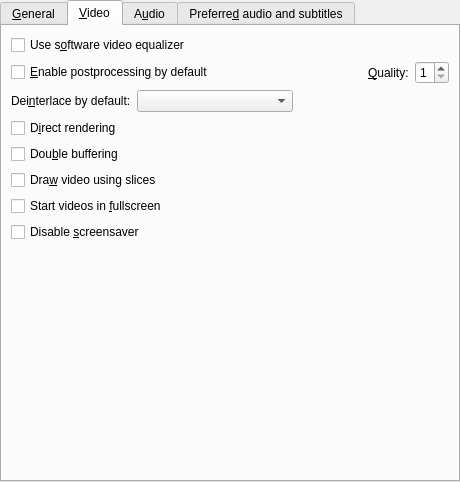
wilbert2000/wzplayer, file src/prefgeneral.ui: the form before one commit.
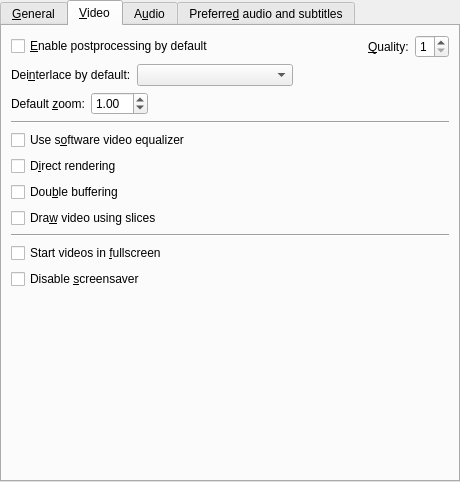
The form after the commit. The open tabs and pages were chosen to show the change. Custom widgets are drawn as their Qt base class.

Commit message: Added an option in Preferences->General->Video to set the default zoom.

```diff
--- a/src/prefgeneral.ui
+++ b/src/prefgeneral.ui
@@ -278,19 +278,6 @@
        <string>&amp;Video</string>
       </attribute>
       <layout class="QVBoxLayout" >
-       <property name="margin" >
-        <number>9</number>
-       </property>
-       <property name="spacing" >
-        <number>6</number>
-       </property>
-       <item>
-        <widget class="QCheckBox" name="eq2_check" >
-         <property name="text" >
-          <string>Use s&amp;oftware video equalizer</string>
-         </property>
-        </widget>
-       </item>
        <item>
         <layout class="QHBoxLayout" >
          <property name="margin" >
@@ -365,9 +352,7 @@
          <item>
           <widget class="QComboBox" name="deinterlace_combo" >
            <property name="sizePolicy" >
-            <sizepolicy>
-             <hsizetype>7</hsizetype>
-             <vsizetype>0</vsizetype>
+            <sizepolicy vsizetype="Fixed" hsizetype="Expanding" >
              <horstretch>0</horstretch>
              <verstretch>0</verstretch>
             </sizepolicy>
@@ -389,6 +374,63 @@
          </item>
         </layout>
        </item>
+       <item>
+        <layout class="QHBoxLayout" >
+         <item>
+          <widget class="QLabel" name="label_8" >
+           <property name="text" >
+            <string>Default &amp;zoom:</string>
+           </property>
+           <property name="buddy" >
+            <cstring>zoom_spin</cstring>
+           </property>
+          </widget>
+         </item>
+         <item>
+          <widget class="QDoubleSpinBox" name="zoom_spin" >
+           <property name="minimum" >
+            <double>0.500000000000000</double>
+           </property>
+           <property name="maximum" >
+            <double>10.000000000000000</double>
+           </property>
+           <property name="singleStep" >
+            <double>0.100000000000000</double>
+           </property>
+           <property name="value" >
+            <double>1.000000000000000</double>
+           </property>
+          </widget>
+         </item>
+         <item>
+          <spacer>
+           <property name="orientation" >
+            <enum>Qt::Horizontal</enum>
+           </property>
+           <property name="sizeHint" >
+            <size>
+             <width>40</width>
+             <height>20</height>
+            </size>
+           </property>
+          </spacer>
+         </item>
+        </layout>
+       </item>
+       <item>
+        <widget class="Line" name="line_4" >
+         <property name="orientation" >
+          <enum>Qt::Horizontal</enum>
+         </property>
+        </widget>
+       </item>
+       <item>
+        <widget class="QCheckBox" name="eq2_check" >
+         <property name="text" >
+          <string>Use s&amp;oftware video equalizer</string>
+         </property>
+        </widget>
+       </item>
        <item>
         <widget class="QCheckBox" name="direct_rendering_check" >
          <property name="text" >
@@ -410,6 +452,13 @@
          </property>
         </widget>
        </item>
+       <item>
+        <widget class="Line" name="line_3" >
+         <property name="orientation" >
+          <enum>Qt::Horizontal</enum>
+         </property>
+        </widget>
+       </item>
        <item>
         <widget class="QCheckBox" name="start_fullscreen_check" >
          <property name="text" >
@@ -431,8 +480,8 @@
          </property>
          <property name="sizeHint" >
           <size>
-           <width>20</width>
-           <height>20</height>
+           <width>438</width>
+           <height>71</height>
           </size>
          </property>
         </spacer>
```
Left out of the diff: 300 changed lines with no effect on the pictures. The commit also changes 3 other files.
